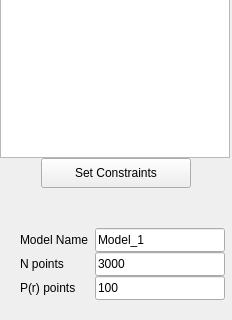
First picture: the form in src/sas/qtgui/Calculators/Shape2SAS/Tables/UI/variableTableUI.ui, repository SasView/sasview, before the edit; both pictures show x 0 to 232 and y 280 to 600 of the 232 by 600 pixel window.
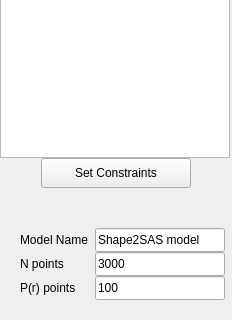
Second picture: the form after the edit.

Commit message: changed default model name

Diff of the .ui file:
```diff
--- a/src/sas/qtgui/Calculators/Shape2SAS/Tables/UI/variableTableUI.ui
+++ b/src/sas/qtgui/Calculators/Shape2SAS/Tables/UI/variableTableUI.ui
@@ -208,7 +208,7 @@
             <string>Name to plugin model</string>
            </property>
            <property name="text">
-            <string>Model_1</string>
+            <string>Shape2SAS model</string>
            </property>
           </widget>
          </item>
```
The commit also changes 1 other file.
